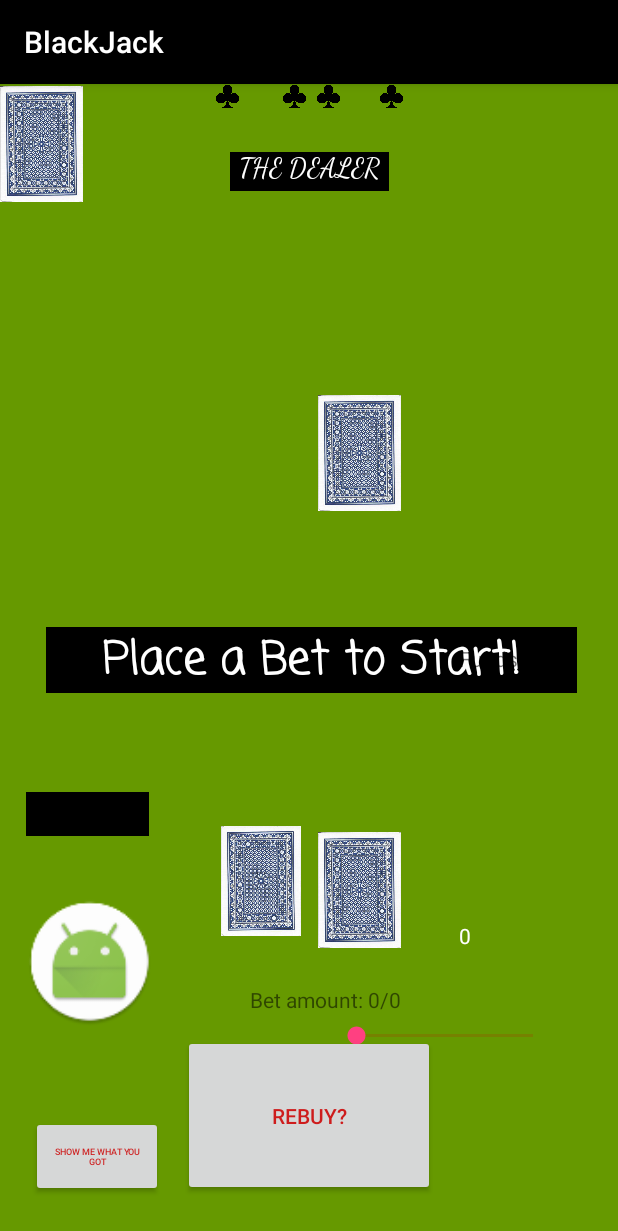
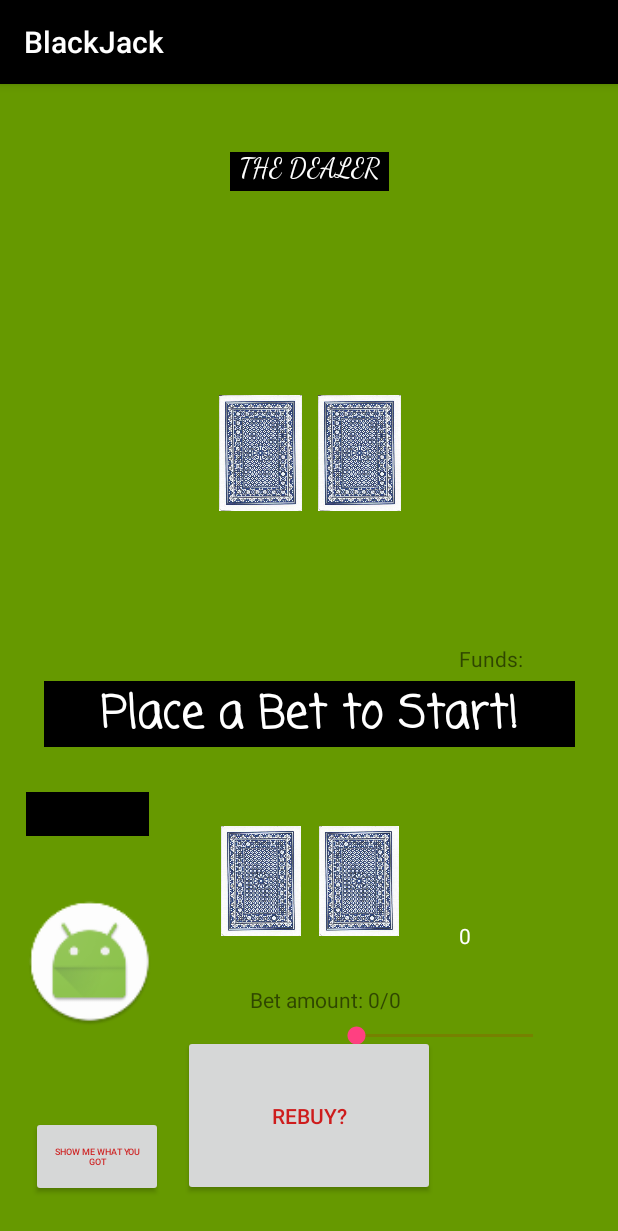
Before and after one commit to alistairkane92/BlackJack, an Android app: the GameActivity screen opened directly, with no data from a screen before it, on a phone screen of 412 x 824 dp. Shown: the top 1231 px of the screen. Run offline under Robolectric (Android 15) with nearby library versions, the phone set to English and light mode, and no system bars; 2 statements that could not run were skipped.

Commit message:
fixes a problem initializing cards

```diff
--- a/BlackJackProject/app/src/main/java/com/example/user/blackjackproject/GameActivity.java
+++ b/BlackJackProject/app/src/main/java/com/example/user/blackjackproject/GameActivity.java
@@ -76,8 +76,8 @@ public class GameActivity extends AppCompatActivity {
         //card suit imageviews
         userCard1Suit1 = (ImageView) findViewById(R.id.card1suit1);
         userCard1Suit2 = (ImageView) findViewById(R.id.card1suit2);
-        userCard1Suit1 = (ImageView) findViewById(R.id.card2suit1);
-        userCard1Suit2 = (ImageView) findViewById(R.id.card2suit2);
+        userCard2Suit1 = (ImageView) findViewById(R.id.card2suit1);
+        userCard2Suit2 = (ImageView) findViewById(R.id.card2suit2);
 
         dealerCard1Suit1 = (ImageView) findViewById(R.id.dealercard1suit1);
         dealerCard1Suit2 = (ImageView) findViewById(R.id.dealercard1suit2);
@@ -85,6 +85,7 @@ public class GameActivity extends AppCompatActivity {
         dealerCard2Suit2 = (ImageView) findViewById(R.id.dealercard2suit2);
 
 
+        //other images
 
         betBar = (SeekBar) findViewById(R.id.pickABetSb);
         handDisplayTv = (TextView) findViewById(R.id.handDisplayTv);
@@ -115,11 +116,25 @@ public class GameActivity extends AppCompatActivity {
         showFundsTv.setText(Integer.toString(newGame.showUserFunds()));
     }
 
+    public void makeCardSuitsInvisible(){
+        userCard1Suit1.setVisibility(View.INVISIBLE);
+        userCard1Suit2.setVisibility(View.INVISIBLE);
+        userCard2Suit1.setVisibility(View.INVISIBLE);
+        userCard2Suit2.setVisibility(View.INVISIBLE);
+
+        dealerCard1Suit1.setVisibility(View.INVISIBLE);
+        dealerCard1Suit2.setVisibility(View.INVISIBLE);
+        dealerCard2Suit1.setVisibility(View.INVISIBLE);
+        dealerCard2Suit2.setVisibility(View.INVISIBLE);
+    }
+
     @Override
     protected void onCreate(Bundle savedInstanceState) {
         super.onCreate(savedInstanceState);
         setContentView(R.layout.activity_game_activity);
+
         initializeVariables();
+        makeCardSuitsInvisible();
 
         btnCamera.setOnClickListener(new View.OnClickListener() {
           public void onClick(View view){
--- a/BlackJackProject/app/src/main/res/layout/activity_game_activity.xml
+++ b/BlackJackProject/app/src/main/res/layout/activity_game_activity.xml
@@ -14,10 +14,12 @@
         android:layout_height="16dp"
         android:adjustViewBounds="false"
         app:srcCompat="@drawable/club"
-        tools:layout_editor_absoluteY="312dp"
         app:layout_constraintLeft_toLeftOf="parent"
         app:layout_constraintRight_toRightOf="parent"
-        app:layout_constraintHorizontal_bias="0.363" />
+        app:layout_constraintHorizontal_bias="0.363"
+        app:layout_constraintBottom_toBottomOf="parent"
+        app:layout_constraintTop_toTopOf="parent"
+        app:layout_constraintVertical_bias="0.63" />
 
     <Button
         android:id="@+id/twistBtn"
@@ -133,7 +135,7 @@
         app:layout_constraintRight_toRightOf="parent"
         app:layout_constraintTop_toTopOf="parent"
         tools:text="showWinner"
-        app:layout_constraintHorizontal_bias="0.523" />
+        app:layout_constraintVertical_bias="0.55" />
 
     <TextView
         android:id="@+id/checkBustTv"
@@ -323,23 +325,27 @@
 
     <ImageView
         android:id="@+id/userCard2"
-        android:layout_width="55dp"
-        android:layout_height="80dp"
-        app:srcCompat="@drawable/back"
+        android:layout_width="56dp"
+        android:layout_height="73dp"
+        app:layout_constraintBottom_toBottomOf="parent"
+        app:layout_constraintHorizontal_bias="0.594"
+        app:layout_constraintLeft_toLeftOf="parent"
         app:layout_constraintRight_toRightOf="parent"
-        app:layout_constraintLeft_toLeftOf="parent"
-        app:layout_constraintHorizontal_bias="0.595"
-        app:layout_constraintBottom_toBottomOf="parent"
         app:layout_constraintTop_toTopOf="parent"
-        app:layout_constraintVertical_bias="0.723" />
+        app:layout_constraintVertical_bias="0.712"
+        app:srcCompat="@drawable/back" />
 
     <ImageView
         android:id="@+id/dealerCard2"
         android:layout_width="55dp"
         android:layout_height="80dp"
         app:srcCompat="@drawable/back"
-        tools:layout_editor_absoluteX="135dp"
-        tools:layout_editor_absoluteY="129dp" />
+        app:layout_constraintRight_toRightOf="parent"
+        app:layout_constraintLeft_toLeftOf="parent"
+        app:layout_constraintBottom_toBottomOf="parent"
+        app:layout_constraintTop_toTopOf="parent"
+        app:layout_constraintHorizontal_bias="0.41"
+        app:layout_constraintVertical_bias="0.299" />
 
     <ImageView
         android:id="@+id/dealerCard1"
@@ -360,40 +366,46 @@
         app:srcCompat="@drawable/back"
         app:layout_constraintBottom_toBottomOf="parent"
         app:layout_constraintTop_toTopOf="parent"
-        app:layout_constraintVertical_bias="0.712"
         app:layout_constraintRight_toRightOf="parent"
         app:layout_constraintLeft_toLeftOf="parent"
-        app:layout_constraintHorizontal_bias="0.411" />
+        app:layout_constraintHorizontal_bias="0.411"
+        app:layout_constraintVertical_bias="0.712" />
 
     <ImageView
         android:id="@+id/card1suit2"
         android:layout_width="15dp"
         android:layout_height="16dp"
         app:srcCompat="@drawable/club"
-        tools:layout_editor_absoluteY="373dp"
         app:layout_constraintRight_toRightOf="parent"
         app:layout_constraintLeft_toLeftOf="parent"
-        app:layout_constraintHorizontal_bias="0.476" />
+        app:layout_constraintHorizontal_bias="0.476"
+        app:layout_constraintBottom_toBottomOf="parent"
+        app:layout_constraintTop_toTopOf="parent"
+        app:layout_constraintVertical_bias="0.753" />
 
     <ImageView
         android:id="@+id/card2suit2"
         android:layout_width="15dp"
         android:layout_height="16dp"
         app:srcCompat="@drawable/club"
-        tools:layout_editor_absoluteY="373dp"
         app:layout_constraintRight_toRightOf="parent"
         app:layout_constraintLeft_toLeftOf="parent"
-        app:layout_constraintHorizontal_bias="0.639" />
+        app:layout_constraintHorizontal_bias="0.639"
+        app:layout_constraintBottom_toBottomOf="parent"
+        app:layout_constraintTop_toTopOf="parent"
+        app:layout_constraintVertical_bias="0.759" />
 
     <ImageView
         android:id="@+id/card2suit1"
         android:layout_width="15dp"
         android:layout_height="16dp"
         app:srcCompat="@drawable/club"
-        tools:layout_editor_absoluteY="312dp"
         app:layout_constraintRight_toRightOf="parent"
         app:layout_constraintLeft_toLeftOf="parent"
-        app:layout_constraintHorizontal_bias="0.533" />
+        app:layout_constraintHorizontal_bias="0.533"
+        app:layout_constraintBottom_toBottomOf="parent"
+        app:layout_constraintTop_toTopOf="parent"
+        app:layout_constraintVertical_bias="0.63" />
 
     <ImageView
         android:id="@+id/dealercard2suit2"
@@ -403,27 +415,33 @@
         app:layout_constraintLeft_toLeftOf="parent"
         app:layout_constraintRight_toRightOf="parent"
         app:srcCompat="@drawable/club"
-        tools:layout_editor_absoluteY="193dp" />
+        app:layout_constraintBottom_toBottomOf="parent"
+        app:layout_constraintTop_toTopOf="parent"
+        app:layout_constraintVertical_bias="0.389" />
 
     <ImageView
         android:id="@+id/dealercard1suit1"
         android:layout_width="15dp"
         android:layout_height="16dp"
         app:srcCompat="@drawable/club"
-        tools:layout_editor_absoluteY="129dp"
         app:layout_constraintRight_toRightOf="parent"
         app:layout_constraintLeft_toLeftOf="parent"
-        app:layout_constraintHorizontal_bias="0.639" />
+        app:layout_constraintHorizontal_bias="0.639"
+        app:layout_constraintBottom_toBottomOf="parent"
+        app:layout_constraintTop_toTopOf="parent"
+        app:layout_constraintVertical_bias="0.278" />
 
     <ImageView
         android:id="@+id/dealercard2suit1"
         android:layout_width="15dp"
         android:layout_height="16dp"
         app:srcCompat="@drawable/club"
-        tools:layout_editor_absoluteY="129dp"
         app:layout_constraintRight_toRightOf="parent"
         app:layout_constraintLeft_toLeftOf="parent"
-        app:layout_constraintHorizontal_bias="0.476" />
+        app:layout_constraintHorizontal_bias="0.474"
+        app:layout_constraintBottom_toBottomOf="parent"
+        app:layout_constraintTop_toTopOf="parent"
+        app:layout_constraintVertical_bias="0.278" />
 
     <ImageView
         android:id="@+id/dealercard1suit2"
@@ -433,6 +451,8 @@
         app:layout_constraintLeft_toLeftOf="parent"
         app:layout_constraintRight_toRightOf="parent"
         app:srcCompat="@drawable/club"
-        tools:layout_editor_absoluteY="193dp" />
+        app:layout_constraintBottom_toBottomOf="parent"
+        app:layout_constraintTop_toTopOf="parent"
+        app:layout_constraintVertical_bias="0.389" />
 
 </android.support.constraint.ConstraintLayout>
```
